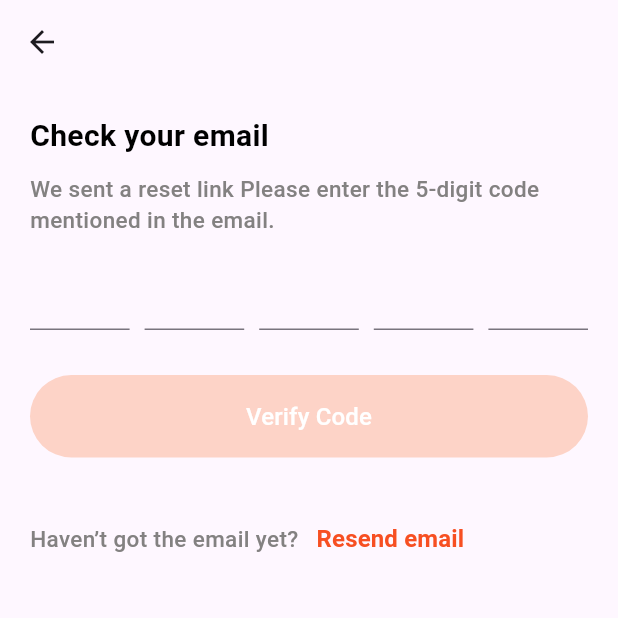
After one commit to basmaabdou/donate_clothes, a Flutter app: the CheckEmailPage screen opened directly, on a phone screen of 412 x 824 dp, the top half of it. The commit adds this screen. Run offline on Flutter 3.47's test engine with Material 3 defaults, Android fonts, the phone set to English and light mode, and no system bars; our stand-ins replace animated_text_kit, bloc, carousel_slider, conditional_builder_null_safety, dio, firebase_auth and 12 more; accounts and stored records are empty.

Commit message:
forget password

```diff
--- /dev/null
+++ b/lib/ui/screens/users/forget_password/check_email.dart
@@ -0,0 +1,225 @@
+import 'package:donate_clothes/ui/screens/users/forget_password/confirm_page.dart';
+import 'package:flutter/material.dart';
+
+class CheckEmailPage extends StatefulWidget {
+  @override
+  _CheckEmailPageState createState() => _CheckEmailPageState();
+}
+
+class _CheckEmailPageState extends State<CheckEmailPage> {
+  TextEditingController _controller1 = TextEditingController();
+  TextEditingController _controller2 = TextEditingController();
+  TextEditingController _controller3 = TextEditingController();
+  TextEditingController _controller4 = TextEditingController();
+  TextEditingController _controller5 = TextEditingController();
+
+
+  bool get isButtonEnabled =>
+      _controller1.text.isNotEmpty &&
+      _controller2.text.isNotEmpty &&
+      _controller3.text.isNotEmpty &&
+      _controller4.text.isNotEmpty &&
+      _controller5.text.isNotEmpty;
+
+  @override
+  void dispose() {
+    _controller1.dispose();
+    _controller2.dispose();
+    _controller3.dispose();
+    _controller4.dispose();
+    _controller5.dispose();
+    super.dispose();
+  }
+
+  @override
+  Widget build(BuildContext context) {
+    return Scaffold(
+      appBar: AppBar(),
+      body: Padding(
+        padding: EdgeInsets.all(20.0),
+        child: Column(
+          mainAxisAlignment: MainAxisAlignment.start,
+          crossAxisAlignment: CrossAxisAlignment.stretch,
+          children: [
+            Text(
+              'Check your email',
+              style: TextStyle(
+                  fontWeight: FontWeight.w600,
+                  fontSize: 20,
+                  color: Colors.black),
+            ),
+            SizedBox(height: 10),
+            Text(
+              'We sent a reset link Please enter the 5-digit code mentioned in the email.',
+              style: TextStyle(
+                  fontWeight: FontWeight.w500,
+                  fontSize: 15,
+                  color: Color.fromARGB(255, 131, 129, 129)),
+            ),
+            SizedBox(height: 15.0),
+            Row(
+              children: [
+                Expanded(
+                  child: TextField(
+                    controller: _controller1,
+                    onChanged: (value) {
+                      if (value.length == 1) {
+                        FocusScope.of(context).nextFocus();
+                      }
+                      setState(() {});
+                    },
+                    maxLength: 1,
+                    keyboardType: TextInputType.number,
+                    textAlign: TextAlign.center,
+                    decoration: InputDecoration(
+                      counterText: '',
+                      hintText: '',
+                    ),
+                  ),
+                ),
+                SizedBox(width: 10.0),
+                Expanded(
+                  child: TextField(
+                    controller: _controller2,
+                    onChanged: (value) {
+                      if (value.length == 1) {
+                        FocusScope.of(context).nextFocus();
+                      }
+                      setState(() {});
+                    },
+                    maxLength: 1,
+                    keyboardType: TextInputType.number,
+                    textAlign: TextAlign.center,
+                    decoration: InputDecoration(
+                      counterText: '',
+                      hintText: '',
+                    ),
+                  ),
+                ),
+                SizedBox(width: 10.0),
+                Expanded(
+                  child: TextField(
+                    controller: _controller3,
+                    onChanged: (value) {
+                      if (value.length == 1) {
+                        FocusScope.of(context).nextFocus();
+                      }
+                      setState(() {});
+                    },
+                    maxLength: 1,
+                    keyboardType: TextInputType.number,
+                    textAlign: TextAlign.center,
+                    decoration: InputDecoration(
+                      counterText: '',
+                      hintText: '',
+                    ),
+                  ),
+                ),
+                SizedBox(width: 10.0),
+                Expanded(
+                  child: TextField(
+                    controller: _controller4,
+                    onChanged: (value) {
+                      if (value.length == 1) {
+                        FocusScope.of(context).nextFocus();
+                      }
+                      setState(() {});
+                    },
+                    maxLength: 1,
+                    keyboardType: TextInputType.number,
+                    textAlign: TextAlign.center,
+                    decoration: InputDecoration(
+                      counterText: '',
+                      hintText: '',
+                    ),
+                  ),
+                ),
+                SizedBox(width: 10.0),
+                Expanded(
+                  child: TextField(
+                    controller: _controller5,
+                    maxLength: 1,
+                    keyboardType: TextInputType.number,
+                    textAlign: TextAlign.center,
+                    onChanged: (value) {
+                      setState(() {});
+                    },
+                    decoration: InputDecoration(
+                      counterText: '',
+                      hintText: '',
+                    ),
+                  ),
+                ),
+              ],
+            ),
+            SizedBox(height: 30.0),
+            ElevatedButton(
+              onPressed: isButtonEnabled
+                  ? () {
+                      if (isButtonEnabled) {
+                        Navigator.push(
+                          context,
+                          MaterialPageRoute(
+                              builder: (context) => ConfirmPage()),
+                        );
+                      }
+                    }
+                  : null,
+              style: ButtonStyle(
+                backgroundColor: MaterialStateProperty.resolveWith<Color>(
+                  (Set<MaterialState> states) {
+                    if (states.contains(MaterialState.disabled)) {
+                      return Color.fromARGB(255, 253, 211, 199);
+                    }
+                    return Color(0xffF74F22);
+                  },
+                ),
+                fixedSize: MaterialStateProperty.all<Size>(
+                  Size.fromHeight(55.0),
+                ),
+              ),
+              child: Text(
+                'Verify Code',
+                style: TextStyle(
+                  color: Colors.white,
+                  fontSize: 16,
+                ),
+              ),
+            ),
+            SizedBox(height: 30.0),
+            Row(
+              children: [
+                Text(
+                  'Haven’t got the email yet?',
+                  style: TextStyle(
+                      fontWeight: FontWeight.w500,
+                      fontSize: 15,
+                      color: Color.fromARGB(255, 131, 129, 129)),
+                ),
+                TextButton(
+                  onPressed: () {
+                    setState(() {
+// Set the flag to clear codes
+                      _controller1.clear();
+                      _controller2.clear();
+                      _controller3.clear();
+                      _controller4.clear();
+                      _controller5.clear();
+                    });
+                  },
+                  child: Text(
+                    'Resend email',
+                    style: TextStyle(
+                      fontSize: 16.0,
+                      fontWeight: FontWeight.w700,
+                      color: Color(0xffF74F22)),
+                  ),
+                ),
+              ],
+            ),
+          ],
+        ),
+      ),
+    );
+  }
+}
--- a/pubspec.yaml
+++ b/pubspec.yaml
@@ -55,6 +55,7 @@ dependencies:
   firebase_auth: ^4.17.4
   firebase_core: ^2.25.4
   google_sign_in: ^6.2.1
+  animated_text_kit: ^4.2.1
 
 dev_dependencies:
   flutter_test:
```
Also changed, not shown: lib/ui/screens/users/forget_password/confirm_page.dart (added, +47 -0 lines), lib/ui/screens/users/forget_password/forget_password_page.dart (added, +93 -0 lines), lib/ui/screens/users/forget_password/set_new_password.dart (added, +131 -0 lines), lib/ui/screens/users/forget_password/successful.dart (added, +75 -0 lines), lib/ui/screens/users/login_screen.dart (+20 -0 lines), pubspec.lock, 1 other file.
